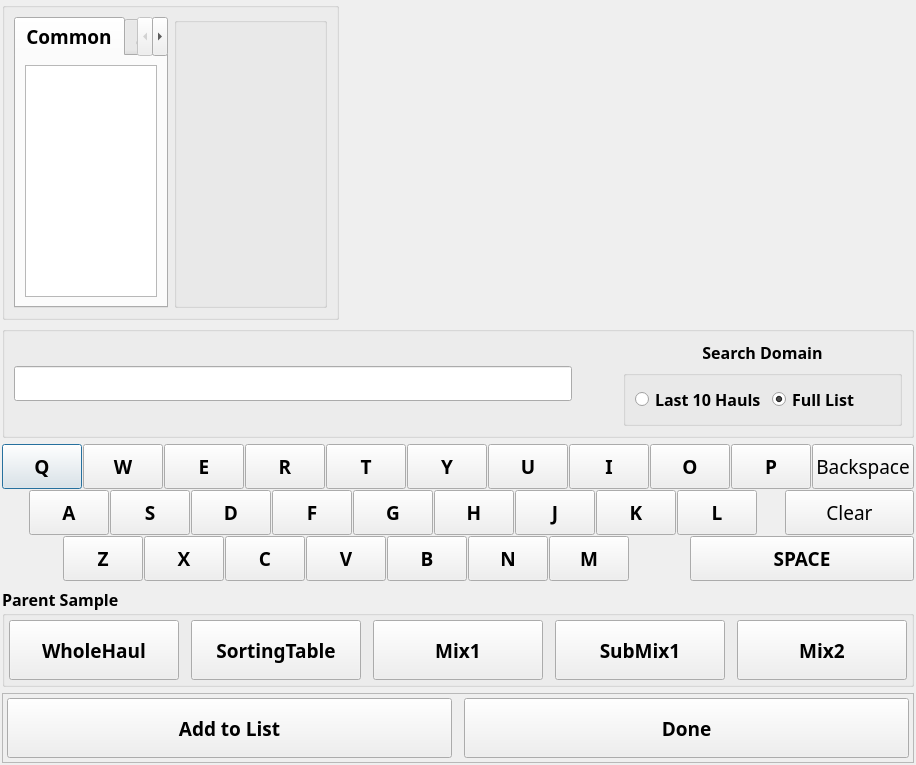
Before: the Qt Designer form ui/AddCatchSpcDlg.ui in aliciabillings-noaa/CLAMS, drawn with Qt 5.
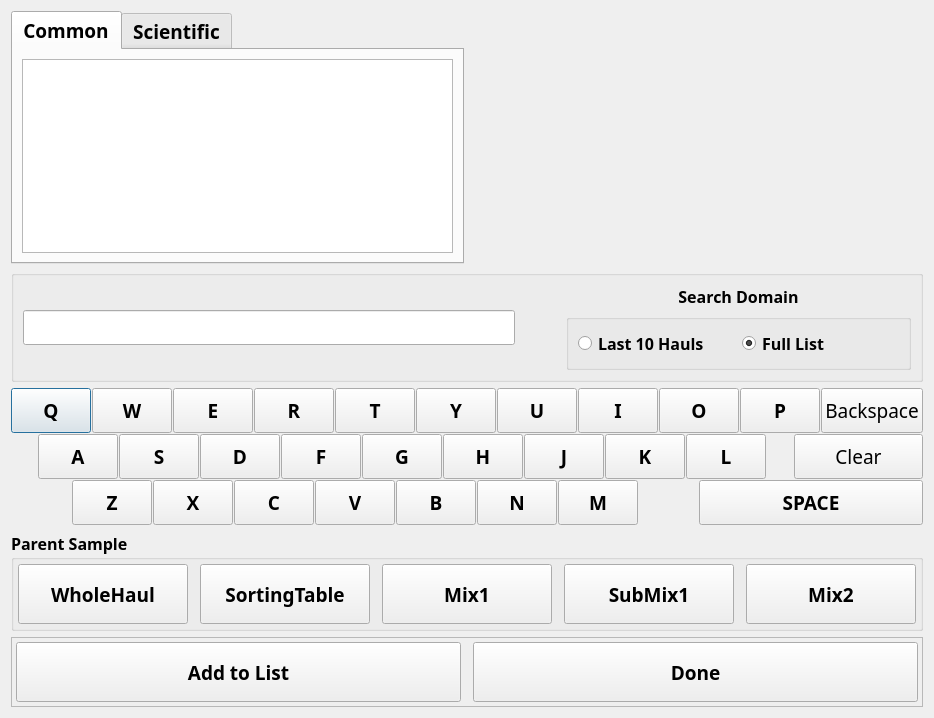
After: the same form once the commit is applied.

Commit message:
Finished addcatchspcdlg and bug fixes to Catch module
Catch module now runs. Lightly tested. A bunch of bugs fixed. Need to work on Catch module table headers and some other UI issues.

```diff
--- a/ui/AddCatchSpcDlg.ui
+++ b/ui/AddCatchSpcDlg.ui
@@ -8,37 +8,9 @@
   <property name="windowTitle">
    <string>Add Species</string>
   </property>
-  <layout class="QVBoxLayout" name="verticalLayout_3" stretch="30,14,30,13,13">
-   <property name="leftMargin">
-    <number>2</number>
-   </property>
-   <property name="topMargin">
-    <number>2</number>
-   </property>
-   <property name="rightMargin">
-    <number>2</number>
-   </property>
-   <property name="bottomMargin">
-    <number>2</number>
-   </property>
+  <layout class="QVBoxLayout" name="verticalLayout_4">
    <item>
-    <widget class="QGroupBox" name="horizontalGroupBox">
-     <property name="sizePolicy">
-      <sizepolicy hsizetype="Preferred" vsizetype="Preferred">
-       <horstretch>0</horstretch>
-       <verstretch>0</verstretch>
-      </sizepolicy>
-     </property>
-     <property name="minimumSize">
-      <size>
-       <width>0</width>
-       <height>0</height>
-      </size>
-     </property>
-     <layout class="QHBoxLayout" name="view_species_layout" stretch="50,50">
-      <property name="sizeConstraint">
-       <enum>QLayout::SetFixedSize</enum>
-      </property>
+    <layout class="QHBoxLayout" name="horizontalLayout_10" stretch="50,50">
       <item>
        <widget class="QTabWidget" name="nameTab">
         <property name="minimumSize">
@@ -99,26 +71,7 @@
        </widget>
       </item>
       <item>
-       <widget class="QGroupBox" name="verticalGroupBox_3">
-        <property name="minimumSize">
-         <size>
-          <width>0</width>
-          <height>0</height>
-         </size>
-        </property>
-        <layout class="QVBoxLayout" name="verticalLayout_6" stretch="10,90">
-         <property name="leftMargin">
-          <number>4</number>
-         </property>
-         <property name="topMargin">
-          <number>4</number>
-         </property>
-         <property name="rightMargin">
-          <number>4</number>
-         </property>
-         <property name="bottomMargin">
-          <number>4</number>
-         </property>
+      <layout class="QVBoxLayout" name="verticalLayout_3" stretch="10,90">
          <item>
           <widget class="QLabel" name="spcLabel">
            <property name="minimumSize">
@@ -154,7 +107,7 @@
            <property name="minimumSize">
             <size>
              <width>0</width>
-             <height>250</height>
+           <height>200</height>
             </size>
            </property>
            <property name="font">
@@ -180,10 +133,8 @@
           </widget>
          </item>
         </layout>
-       </widget>
-      </item>
-     </layout>
-    </widget>
+     </item>
+    </layout>
    </item>
    <item>
     <widget class="QGroupBox" name="horizontalGroupBox_2">
@@ -193,7 +144,7 @@
        <height>0</height>
       </size>
      </property>
-     <layout class="QHBoxLayout" name="horizontalLayout_8" stretch="60,10,30">
+     <layout class="QHBoxLayout" name="horizontalLayout_8" stretch="50,15,35">
       <item>
        <widget class="QLineEdit" name="lineEdit_search">
         <property name="font">
@@ -303,9 +254,6 @@
      <property name="spacing">
       <number>1</number>
      </property>
-     <property name="sizeConstraint">
-      <enum>QLayout::SetDefaultConstraint</enum>
-     </property>
      <item>
       <layout class="QHBoxLayout" name="horizontalLayout_6" stretch="8,8,8,8,8,8,8,8,8,8,20">
        <item>
```
Left out of the diff: 2 changed lines with no effect on the pictures. Lines whose indentation alone changed are shown as unchanged. The commit also changes 13 other files.
